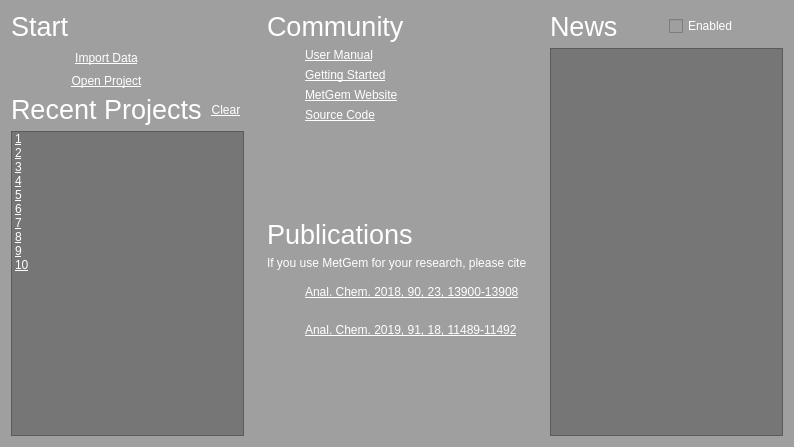
Old version of the form lib/ui/widgets/welcome_widget.ui in the repository metgem/metgem.
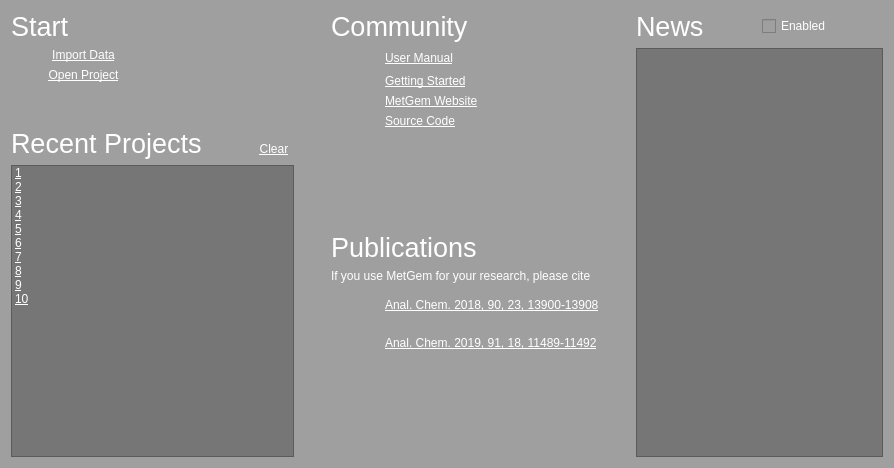
New version of the form. Icons and pictures are not drawn.

Commit message: Cosmetic changes in Welcome Screen

What changed in the file:
```diff
--- a/lib/ui/widgets/welcome_widget.ui
+++ b/lib/ui/widgets/welcome_widget.ui
@@ -6,8 +6,8 @@
    <rect>
     <x>0</x>
     <y>0</y>
-    <width>794</width>
-    <height>447</height>
+    <width>894</width>
+    <height>468</height>
    </rect>
   </property>
   <property name="windowTitle">
@@ -19,114 +19,34 @@
   <layout class="QHBoxLayout" name="horizontalLayout">
    <item>
     <layout class="QGridLayout" name="gridLayout_4">
-     <item row="1" column="0">
-      <widget class="QPushButton" name="btImportData">
-       <property name="cursor">
-        <cursorShape>PointingHandCursor</cursorShape>
-       </property>
-       <property name="toolTip">
-        <string>Import a spectra list and compute scores</string>
-       </property>
-       <property name="statusTip">
-        <string>Import a spectra list and compute scores</string>
-       </property>
-       <property name="styleSheet">
-        <string notr="true">QPushButton
-{
-	text-decoration: underline;
-	color: palette(base);
-	border: none;
-}</string>
-       </property>
-       <property name="text">
-        <string>Import Data</string>
-       </property>
-       <property name="icon">
-        <iconset resource="../ui.qrc">
-         <normaloff>:/icons/images/import-mgf.svg</normaloff>:/icons/images/import-mgf.svg</iconset>
-       </property>
-       <property name="iconSize">
-        <size>
-         <width>32</width>
-         <height>32</height>
-        </size>
-       </property>
-       <property name="flat">
-        <bool>true</bool>
-       </property>
-      </widget>
-     </item>
-     <item row="1" column="1">
-      <spacer name="horizontalSpacer">
-       <property name="orientation">
-        <enum>Qt::Horizontal</enum>
-       </property>
-       <property name="sizeHint" stdset="0">
-        <size>
-         <width>40</width>
-         <height>20</height>
-        </size>
-       </property>
-      </spacer>
-     </item>
-     <item row="2" column="0">
-      <widget class="QPushButton" name="btOpenProject">
-       <property name="cursor">
-        <cursorShape>PointingHandCursor</cursorShape>
-       </property>
-       <property name="toolTip">
-        <string>Load a previously saved project file</string>
-       </property>
-       <property name="statusTip">
-        <string>Load a previously saved project file</string>
-       </property>
-       <property name="styleSheet">
-        <string notr="true">QPushButton
-{
-	text-decoration: underline;
-	color: palette(base);
-	border: none;
-}</string>
-       </property>
-       <property name="text">
-        <string>Open Project</string>
-       </property>
-       <property name="icon">
-        <iconset resource="../ui.qrc">
-         <normaloff>:/icons/images/document-open.svg</normaloff>:/icons/images/document-open.svg</iconset>
-       </property>
-       <property name="iconSize">
-        <size>
-         <width>32</width>
-         <height>32</height>
-        </size>
-       </property>
-       <property name="flat">
-        <bool>true</bool>
-       </property>
-      </widget>
-     </item>
-     <item row="3" column="0" rowspan="2">
-      <widget class="QLabel" name="label_4">
+     <item row="0" column="0" colspan="6">
+      <widget class="QLabel" name="label">
        <property name="styleSheet">
         <string notr="true">font-size: 20pt; color: palette(base);</string>
        </property>
        <property name="text">
-        <string>Recent Projects</string>
+        <string>Start</string>
        </property>
        <property name="alignment">
         <set>Qt::AlignBottom|Qt::AlignLeading|Qt::AlignLeft</set>
        </property>
       </widget>
      </item>
-     <item row="5" column="0" colspan="2">
+     <item row="6" column="0" colspan="6">
       <widget class="QListWidget" name="lstRecentProjects">
+       <property name="cursor" stdset="0">
+        <cursorShape>PointingHandCursor</cursorShape>
+       </property>
+       <property name="autoFillBackground">
+        <bool>true</bool>
+       </property>
        <property name="styleSheet">
         <string notr="true">QListWidget
 {
 	text-decoration: underline;
 	color: palette(base);
 	background-color: palette(shadow);
+	selection-background-color: palette(shadow);
 }</string>
        </property>
        <property name="frameShadow">
@@ -205,20 +125,36 @@
        </item>
       </widget>
      </item>
-     <item row="0" column="0" colspan="2">
-      <widget class="QLabel" name="label">
+     <item row="4" column="0" rowspan="2" colspan="4">
+      <widget class="QLabel" name="label_4">
        <property name="styleSheet">
         <string notr="true">font-size: 20pt; color: palette(base);</string>
        </property>
        <property name="text">
-        <string>Start</string>
+        <string>Recent Projects</string>
        </property>
        <property name="alignment">
         <set>Qt::AlignBottom|Qt::AlignLeading|Qt::AlignLeft</set>
        </property>
       </widget>
      </item>
-     <item row="3" column="1" rowspan="2">
+     <item row="5" column="4">
+      <spacer name="horizontalSpacer_5">
+       <property name="orientation">
+        <enum>Qt::Horizontal</enum>
+       </property>
+       <property name="sizeType">
+        <enum>QSizePolicy::Maximum</enum>
+       </property>
+       <property name="sizeHint" stdset="0">
+        <size>
+         <width>40</width>
+         <height>20</height>
+        </size>
+       </property>
+      </spacer>
+     </item>
+     <item row="5" column="5">
       <widget class="QPushButton" name="btClearRecentProjects">
        <property name="sizePolicy">
         <sizepolicy hsizetype="Minimum" vsizetype="Minimum">
@@ -254,6 +190,135 @@
        </property>
       </widget>
      </item>
+     <item row="3" column="1" colspan="5">
+      <spacer name="verticalSpacer">
+       <property name="orientation">
+        <enum>Qt::Vertical</enum>
+       </property>
+       <property name="sizeType">
+        <enum>QSizePolicy::Maximum</enum>
+       </property>
+       <property name="sizeHint" stdset="0">
+        <size>
+         <width>20</width>
+         <height>40</height>
+        </size>
+       </property>
+      </spacer>
+     </item>
+     <item row="4" column="5">
+      <spacer name="verticalSpacer_3">
+       <property name="orientation">
+        <enum>Qt::Vertical</enum>
+       </property>
+       <property name="sizeType">
+        <enum>QSizePolicy::Maximum</enum>
+       </property>
+       <property name="sizeHint" stdset="0">
+        <size>
+         <width>20</width>
+         <height>5</height>
+        </size>
+       </property>
+      </spacer>
+     </item>
+     <item row="1" column="1" colspan="2">
+      <widget class="QPushButton" name="btImportData">
+       <property name="cursor">
+        <cursorShape>PointingHandCursor</cursorShape>
+       </property>
+       <property name="toolTip">
+        <string>Import a spectra list and compute scores</string>
+       </property>
+       <property name="statusTip">
+        <string>Import a spectra list and compute scores</string>
+       </property>
+       <property name="styleSheet">
+        <string notr="true">QPushButton
+{
+	text-decoration: underline;
+	color: palette(base);
+	border: none;
+}</string>
+       </property>
+       <property name="text">
+        <string>Import Data</string>
+       </property>
+       <property name="icon">
+        <iconset resource="../ui.qrc">
+         <normaloff>:/icons/images/import-mgf.svg</normaloff>:/icons/images/import-mgf.svg</iconset>
+       </property>
+       <property name="iconSize">
+        <size>
+         <width>32</width>
+         <height>32</height>
+        </size>
+       </property>
+       <property name="flat">
+        <bool>true</bool>
+       </property>
+      </widget>
+     </item>
+     <item row="2" column="1" colspan="2">
+      <widget class="QPushButton" name="btOpenProject">
+       <property name="cursor">
+        <cursorShape>PointingHandCursor</cursorShape>
+       </property>
+       <property name="toolTip">
+        <string>Load a previously saved project file</string>
+       </property>
+       <property name="statusTip">
+        <string>Load a previously saved project file</string>
+       </property>
+       <property name="styleSheet">
+        <string notr="true">QPushButton
+{
+	text-decoration: underline;
+	color: palette(base);
+	border: none;
+}</string>
+       </property>
+       <property name="text">
+        <string>Open Project</string>
+       </property>
+       <property name="icon">
+        <iconset resource="../ui.qrc">
+         <normaloff>:/icons/images/document-open.svg</normaloff>:/icons/images/document-open.svg</iconset>
+       </property>
+       <property name="iconSize">
+        <size>
+         <width>32</width>
+         <height>32</height>
+        </size>
+       </property>
+       <property name="flat">
+        <bool>true</bool>
+       </property>
+      </widget>
+     </item>
+     <item row="1" column="3" colspan="3">
+      <spacer name="horizontalSpacer_2">
+       <property name="orientation">
+        <enum>Qt::Horizontal</enum>
+       </property>
+       <property name="sizeType">
+        <enum>QSizePolicy::Expanding</enum>
+       </property>
+      </spacer>
+     </item>
+     <item row="1" column="0">
+      <widget class="QLabel" name="label_16">
+       <property name="maximumSize">
+        <size>
+         <width>10</width>
+         <height>16777215</height>
+        </size>
+       </property>
+       <property name="text">
+        <string/>
+       </property>
+      </widget>
+     </item>
     </layout>
    </item>
    <item>
@@ -271,13 +336,13 @@
    </item>
    <item>
     <layout class="QGridLayout" name="gridLayout">
-     <item row="2" column="1">
-      <widget class="QLabel" name="label_6">
+     <item row="9" column="2">
+      <widget class="QLabel" name="label_17">
        <property name="statusTip">
         <string>https://metgem.readthedocs.io/getting_started.html</string>
        </property>
        <property name="text">
-        <string>&lt;a href=&quot;https://metgem.readthedocs.io/getting_started.html&quot; style=&quot;text-decoration: underline; color: palette(base);&quot;&gt;Getting Started&lt;/a&gt;</string>
+        <string>&lt;a href=&quot;https://dx.doi.org/10.1021/acs.analchem.9b02802&quot; style=&quot;text-decoration: underline; color: palette(base);&quot;&gt;Anal. Chem. 2019, 91, 18, 11489-11492&lt;/a&gt;</string>
        </property>
        <property name="textFormat">
         <enum>Qt::RichText</enum>
@@ -288,45 +353,25 @@
       </widget>
      </item>
      <item row="4" column="1">
-      <widget class="QLabel" name="label_7">
-       <property name="statusTip">
-        <string>https://github.com/metgem/metgem</string>
+      <widget class="QLabel" name="label_12">
+       <property name="maximumSize">
+        <size>
+         <width>32</width>
+         <height>32</height>
+        </size>
        </property>
        <property name="text">
-        <string>&lt;a href=&quot;https://github.com/metgem/metgem&quot; style=&quot;text-decoration: underline; color: palette(base);&quot;&gt;Source Code&lt;/a&gt;</string>
+        <string/>
        </property>
-       <property name="textFormat">
-        <enum>Qt::RichText</enum>
+       <property name="pixmap">
+        <pixmap resource="../ui.qrc">:/icons/images/git.svg</pixmap>
        </property>
        <property name="openExternalLinks">
         <bool>true</bool>
        </property>
       </widget>
      </item>
-     <item row="9" column="0" colspan="2">
-      <widget class="QLabel" name="label_13">
-       <property name="styleSheet">
-        <string notr="true">color: palette(base);</string>
-       </property>
-       <property name="text">
-        <string>If you use MetGem for your research, please cite</string>
-       </property>
-      </widget>
-     </item>
-     <item row="0" column="0" colspan="2">
-      <widget class="QLabel" name="label_2">
-       <property name="styleSheet">
-        <string notr="true">font-size: 20pt; color: palette(base);</string>
-       </property>
-       <property name="text">
-        <string>Community</string>
-       </property>
-       <property name="alignment">
-        <set>Qt::AlignBottom|Qt::AlignLeading|Qt::AlignLeft</set>
-       </property>
-      </widget>
-     </item>
-     <item row="3" column="0">
+     <item row="3" column="1">
       <widget class="QLabel" name="label_11">
        <property name="sizePolicy">
         <sizepolicy hsizetype="Fixed" vsizetype="Fixed">
@@ -351,7 +396,96 @@
        </property>
       </widget>
      </item>
-     <item row="1" column="1">
+     <item row="2" column="1">
+      <widget class="QLabel" name="label_10">
+       <property name="text">
+        <string/>
+       </property>
+       <property name="pixmap">
+        <pixmap resource="../ui.qrc">:/icons/images/help.svg</pixmap>
+       </property>
+      </widget>
+     </item>
+     <item row="5" column="1" colspan="2">
+      <spacer name="verticalSpacer_5">
+       <property name="orientation">
+        <enum>Qt::Vertical</enum>
+       </property>
+       <property name="sizeHint" stdset="0">
+        <size>
+         <width>20</width>
+         <height>40</height>
+        </size>
+       </property>
+      </spacer>
+     </item>
+     <item row="4" column="2">
+      <widget class="QLabel" name="label_7">
+       <property name="statusTip">
+        <string>https://github.com/metgem/metgem</string>
+       </property>
+       <property name="text">
+        <string>&lt;a href=&quot;https://github.com/metgem/metgem&quot; style=&quot;text-decoration: underline; color: palette(base);&quot;&gt;Source Code&lt;/a&gt;</string>
+       </property>
+       <property name="textFormat">
+        <enum>Qt::RichText</enum>
+       </property>
+       <property name="openExternalLinks">
+        <bool>true</bool>
+       </property>
+      </widget>
+     </item>
+     <item row="9" column="1">
+      <widget class="QLabel" name="label_14">
+       <property name="minimumSize">
+        <size>
+         <width>32</width>
+         <height>32</height>
+        </size>
+       </property>
+       <property name="maximumSize">
+        <size>
+         <width>32</width>
+         <height>32</height>
+        </size>
+       </property>
+       <property name="text">
+        <string/>
+       </property>
+       <property name="pixmap">
+        <pixmap resource="../ui.qrc">:/icons/images/academic.svg</pixmap>
+       </property>
+       <property name="scaledContents">
+        <bool>true</bool>
+       </property>
+      </widget>
+     </item>
+     <item row="8" column="1">
+      <widget class="QLabel" name="label_3">
+       <property name="minimumSize">
+        <size>
+         <width>32</width>
+         <height>32</height>
+        </size>
+       </property>
+       <property name="maximumSize">
+        <size>
+         <width>32</width>
+         <height>32</height>
+        </size>
+       </property>
+       <property name="text">
+        <string/>
+       </property>
+       <property name="pixmap">
+        <pixmap resource="../ui.qrc">:/icons/images/academic.svg</pixmap>
+       </property>
+       <property name="scaledContents">
+        <bool>true</bool>
+       </property>
+      </widget>
+     </item>
+     <item row="1" column="2">
       <widget class="QLabel" name="label_5">
        <property name="toolTip">
         <string/>
@@ -370,7 +504,7 @@
        </property>
       </widget>
      </item>
-     <item row="12" column="1">
+     <item row="10" column="1" colspan="2">
       <spacer name="verticalSpacer_2">
        <property name="orientation">
         <enum>Qt::Vertical</enum>
@@ -383,30 +517,23 @@
        </property>
       </spacer>
      </item>
-     <item row="7" column="1">
-      <spacer name="verticalSpacer_5">
-       <property name="orientation">
-        <enum>Qt::Vertical</enum>
+     <item row="2" column="2">
+      <widget class="QLabel" name="label_6">
+       <property name="statusTip">
+        <string>https://metgem.readthedocs.io/getting_started.html</string>
        </property>
-       <property name="sizeHint" stdset="0">
-        <size>
-         <width>20</width>
-         <height>40</height>
-        </size>
-       </property>
-      </spacer>
-     </item>
-     <item row="1" column="0">
-      <widget class="QLabel" name="label_9">
        <property name="text">
-        <string/>
+        <string>&lt;a href=&quot;https://metgem.readthedocs.io/getting_started.html&quot; style=&quot;text-decoration: underline; color: palette(base);&quot;&gt;Getting Started&lt;/a&gt;</string>
        </property>
-       <property name="pixmap">
-        <pixmap resource="../ui.qrc">:/icons/images/help.svg</pixmap>
+       <property name="textFormat">
+        <enum>Qt::RichText</enum>
+       </property>
+       <property name="openExternalLinks">
+        <bool>true</bool>
        </property>
       </widget>
      </item>
-     <item row="3" column="1">
+     <item row="3" column="2">
       <widget class="QLabel" name="label_8">
        <property name="statusTip">
         <string>https://metgem.github.io</string>
@@ -422,8 +549,8 @@
        </property>
       </widget>
      </item>
-     <item row="2" column="0">
-      <widget class="QLabel" name="label_10">
+     <item row="1" column="1">
+      <widget class="QLabel" name="label_9">
        <property name="text">
         <string/>
        </property>
@@ -432,39 +559,7 @@
        </property>
       </widget>
      </item>
-     <item row="4" column="0">
-      <widget class="QLabel" name="label_12">
-       <property name="maximumSize">
-        <size>
-         <width>32</width>
-         <height>32</height>
-        </size>
-       </property>
-       <property name="text">
-        <string/>
-       </property>
-       <property name="pixmap">
-        <pixmap resource="../ui.qrc">:/icons/images/git.svg</pixmap>
-       </property>
-       <property name="scaledContents">
-        <bool>true</bool>
-       </property>
-      </widget>
-     </item>
-     <item row="8" column="0" colspan="2">
-      <widget class="QLabel" name="label_18">
-       <property name="styleSheet">
-        <string notr="true">font-size: 20pt; color: palette(base);</string>
-       </property>
-       <property name="text">
-        <string>Publications</string>
-       </property>
-       <property name="alignment">
-        <set>Qt::AlignBottom|Qt::AlignLeading|Qt::AlignLeft</set>
-       </property>
-      </widget>
-     </item>
-     <item row="10" column="1">
+     <item row="8" column="2">
       <widget class="QLabel" name="label_15">
        <property name="statusTip">
         <string>https://dx.doi.org/10.1021/acs.analchem.8b03099</string>
@@ -480,69 +575,58 @@
        </property>
       </widget>
      </item>
-     <item row="11" column="1">
-      <widget class="QLabel" name="label_17">
-       <property name="statusTip">
-        <string>https://dx.doi.org/10.1021/acs.analchem.9b02802</string>
+     <item row="1" column="0">
+      <spacer name="horizontalSpacer_6">
+       <property name="orientation">
+        <enum>Qt::Horizontal</enum>
        </property>
-       <property name="text">
-        <string>&lt;a href=&quot;https://dx.doi.org/10.1021/acs.analchem.9b02802&quot; style=&quot;text-decoration: underline; color: palette(base);&quot;&gt;Anal. Chem. 2019, 91, 18, 11489-11492&lt;/a&gt;</string>
+       <property name="sizeType">
+        <enum>QSizePolicy::Fixed</enum>
        </property>
-       <property name="textFormat">
-        <enum>Qt::RichText</enum>
-       </property>
-       <property name="openExternalLinks">
-        <bool>true</bool>
-       </property>
-      </widget>
-     </item>
-     <item row="10" column="0">
-      <widget class="QLabel" name="label_3">
-       <property name="minimumSize">
+       <property name="sizeHint" stdset="0">
         <size>
-         <width>32</width>
-         <height>32</height>
+         <width>10</width>
+         <height>20</height>
         </size>
        </property>
-       <property name="maximumSize">
-        <size>
-         <width>32</width>
-         <height>32</height>
-        </size>
+      </spacer>
+     </item>
+     <item row="0" column="0" colspan="3">
+      <widget class="QLabel" name="label_2">
+       <property name="styleSheet">
+        <string notr="true">font-size: 20pt; color: palette(base);</string>
        </property>
        <property name="text">
-        <string/>
+        <string>Community</string>
        </property>
-       <property name="pixmap">
-        <pixmap resource="../ui.qrc">:/icons/images/academic.svg</pixmap>
+       <property name="alignment">
+        <set>Qt::AlignBottom|Qt::AlignLeading|Qt::AlignLeft</set>
        </property>
        <property name="scaledContents">
         <bool>true</bool>
        </property>
       </widget>
      </item>
-     <item row="11" column="0">
-      <widget class="QLabel" name="label_14">
-       <property name="minimumSize">
-        <size>
-         <width>32</width>
-         <height>32</height>
-        </size>
+     <item row="6" column="0" colspan="3">
+      <widget class="QLabel" name="label_18">
+       <property name="styleSheet">
+        <string notr="true">font-size: 20pt; color: palette(base);</string>
        </property>
-       <property name="maximumSize">
-        <size>
-         <width>32</width>
-         <height>32</height>
-        </size>
-       </property>
        <property name="text">
-        <string/>
+        <string>Publications</string>
        </property>
-       <property name="pixmap">
-        <pixmap resource="../ui.qrc">:/icons/images/academic.svg</pixmap>
+       <property name="alignment">
+        <set>Qt::AlignBottom|Qt::AlignLeading|Qt::AlignLeft</set>
        </property>
-       <property name="scaledContents">
-        <bool>true</bool>
+      </widget>
+     </item>
+     <item row="7" column="0" colspan="3">
+      <widget class="QLabel" name="label_13">
+       <property name="styleSheet">
+        <string notr="true">color: palette(base);</string>
+       </property>
+       <property name="text">
+        <string>If you use MetGem for your research, please cite</string>
        </property>
       </widget>
      </item>
@@ -568,11 +652,14 @@
        <property name="cursor" stdset="0">
         <cursorShape>PointingHandCursor</cursorShape>
        </property>
+       <property name="autoFillBackground">
+        <bool>true</bool>
+       </property>
        <property name="styleSheet">
         <string notr="true">QListWidget
 {
-	background-color: palette(shadow);
 	color: palette(base);
+	background-color: palette(shadow);
 	selection-background-color: palette(shadow);
 }</string>
        </property>
```
Left out of the diff: 68 changed lines with no effect on the pictures. The commit also changes 1 other file.
